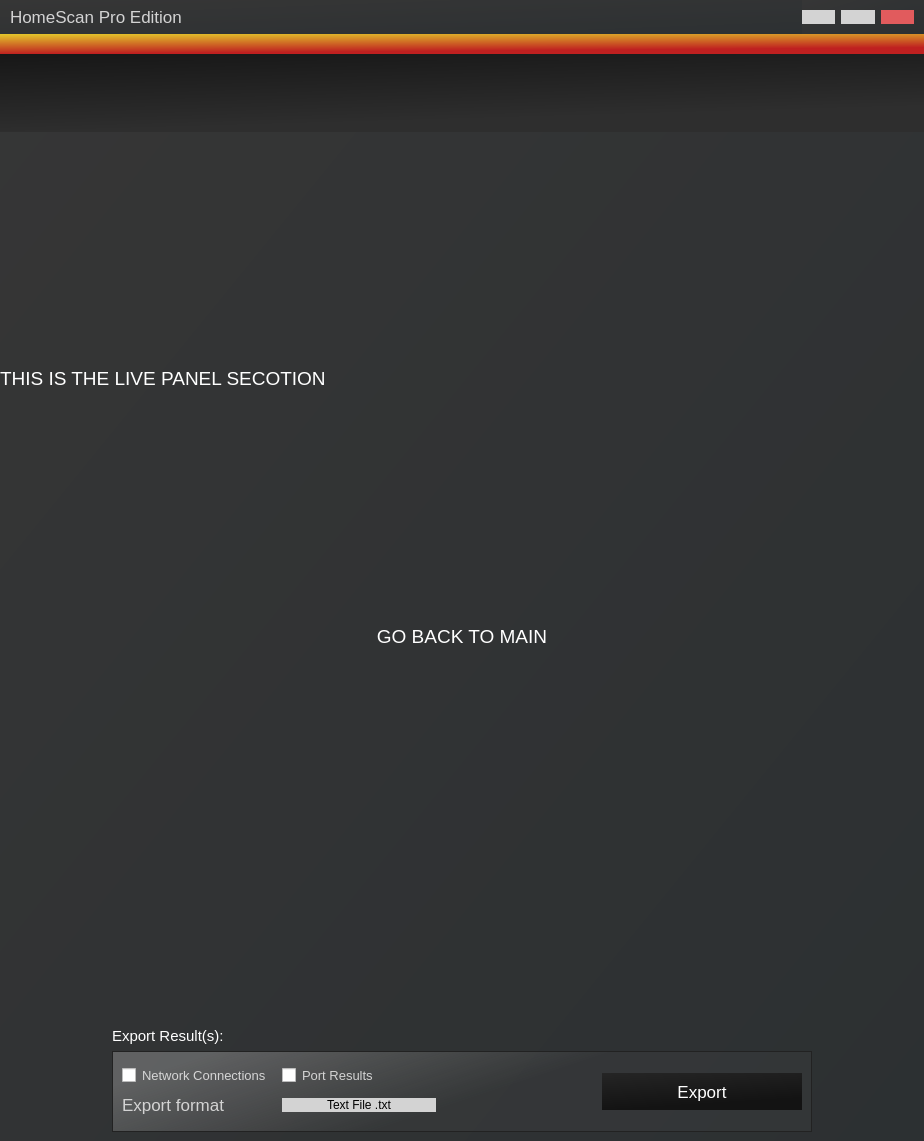
First picture: the form in router/live_panel.ui, repository hunterjreid/HomeScan, before the edit.
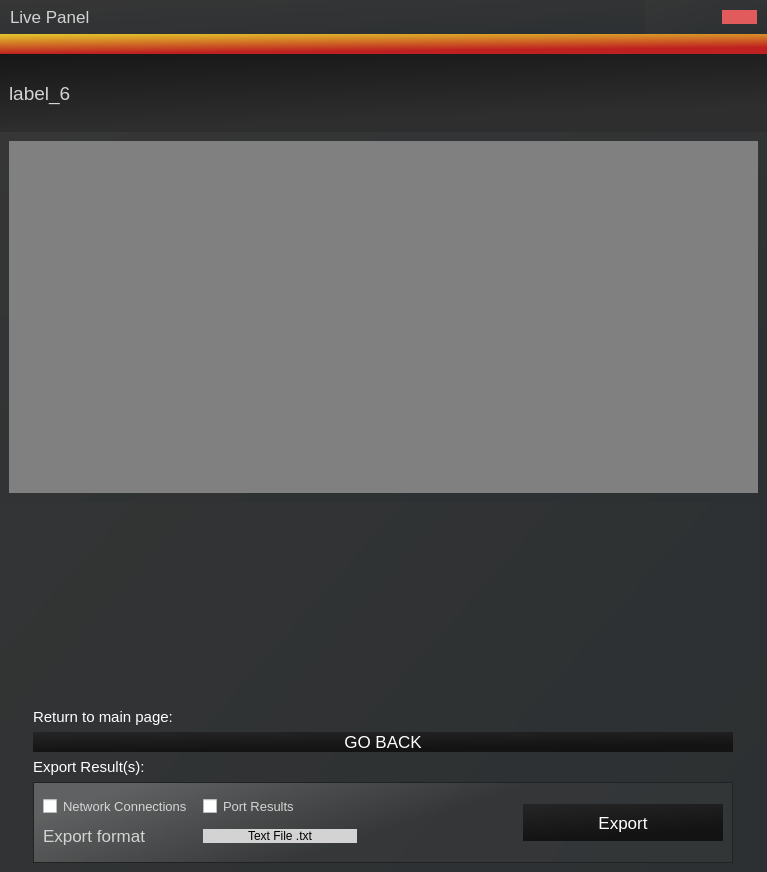
Second picture: the form after the edit. Icons and pictures are not drawn. Custom widgets are drawn as their Qt base class.

Commit message: Ports +🌠Live network scanner function working !!

Diff of the .ui file:
```diff
--- a/router/live_panel.ui
+++ b/router/live_panel.ui
@@ -6,8 +6,8 @@
    <rect>
     <x>0</x>
     <y>0</y>
-    <width>924</width>
-    <height>1141</height>
+    <width>767</width>
+    <height>872</height>
    </rect>
   </property>
   <property name="windowTitle">
@@ -112,7 +112,7 @@
 font-size:17px;</string>
               </property>
               <property name="text">
-               <string>HomeScan Pro Edition</string>
+               <string>Live Panel</string>
               </property>
              </widget>
             </item>
@@ -149,41 +149,20 @@
                <property name="bottomMargin">
                 <number>0</number>
                </property>
-               <item>
-                <widget class="QPushButton" name="min">
-                 <property name="styleSheet">
-                  <string notr="true">background-color: lightgray;
-border: none;
-top:0;border-radius: 0;
-width:30px;</string>
-                 </property>
-                 <property name="text">
-                  <string/>
-                 </property>
-                 <property name="icon">
-                  <iconset>
-                   <normaloff>assets/minus.svg</normaloff>assets/minus.svg</iconset>
-                 </property>
-                </widget>
-               </item>
-               <item>
-                <widget class="QPushButton" name="full">
-                 <property name="styleSheet">
-                  <string notr="true">background-color: lightgray;
-border: none;
-top:0;border-radius: 0;</string>
-                 </property>
-                 <property name="text">
-                  <string/>
-                 </property>
-                 <property name="icon">
-                  <iconset>
-                   <normaloff>assets/square.svg</normaloff>assets/square.svg</iconset>
-                 </property>
-                </widget>
-               </item>
-               <item>
+               <item alignment="Qt::AlignRight">
                 <widget class="QPushButton" name="exit">
+                 <property name="minimumSize">
+                  <size>
+                   <width>35</width>
+                   <height>0</height>
+                  </size>
+                 </property>
+                 <property name="maximumSize">
+                  <size>
+                   <width>50</width>
+                   <height>16777215</height>
+                  </size>
+                 </property>
                  <property name="styleSheet">
                   <string notr="true">background-color: #e15b5d;
 border: none;
@@ -244,6 +223,18 @@
           <enum>QFrame::Raised</enum>
          </property>
          <layout class="QHBoxLayout" name="horizontalLayout_4">
+          <item>
+           <widget class="QLabel" name="label_6">
+            <property name="styleSheet">
+             <string notr="true">border:none;background: none;
+color:lightgray;
+font-size:19px;</string>
+            </property>
+            <property name="text">
+             <string>label_6</string>
+            </property>
+           </widget>
+          </item>
           <item>
            <widget class="QLabel" name="label_2">
             <property name="maximumSize">
@@ -290,33 +281,22 @@
         </widget>
        </item>
        <item>
-        <widget class="QLabel" name="label_7">
-         <property name="styleSheet">
-          <string notr="true">color: white;
-border: 20px;
-top:0;
-border: none;
-background: none;
-font-size: 19px;</string>
+        <widget class="QFrame" name="frame">
+         <property name="frameShape">
+          <enum>QFrame::StyledPanel</enum>
          </property>
-         <property name="text">
-          <string>THIS IS THE LIVE PANEL SECOTION</string>
+         <property name="frameShadow">
+          <enum>QFrame::Raised</enum>
          </property>
-        </widget>
-       </item>
-       <item>
-        <widget class="QPushButton" name="pushButton_14">
-         <property name="styleSheet">
-          <string notr="true">color: white;
-border: 20px;
-top:0;
-border: none;
-background: none;
-font-size: 19px;</string>
-         </property>
-         <property name="text">
-          <string>GO BACK TO MAIN</string>
-         </property>
+         <layout class="QHBoxLayout" name="horizontalLayout_5">
+          <item>
+           <widget class="PlotWidget" name="graphicsView" native="true">
+            <property name="styleSheet">
+             <string notr="true">background: grey;</string>
+            </property>
+           </widget>
+          </item>
+         </layout>
         </widget>
        </item>
        <item alignment="Qt::AlignBottom">
@@ -369,6 +349,42 @@
              <property name="bottomMargin">
               <number>0</number>
              </property>
+             <item>
+              <widget class="QLabel" name="label_4">
+               <property name="styleSheet">
+                <string notr="true">color:white;
+font-size:15px;
+background:none;
+border:none;</string>
+               </property>
+               <property name="text">
+                <string>Return to main page:</string>
+               </property>
+              </widget>
+             </item>
+             <item>
+              <widget class="QPushButton" name="pushButton_14">
+               <property name="styleSheet">
+                <string notr="true">background-color:qlineargradient(spread:pad, x1:0, y1:0, x2:0.306, y2:0.909091, stop:0 rgba(37, 37, 37, 255), stop:1 rgba(19, 19, 19, 255));
+color:rgb(255, 255, 255);
+font-size:17px;
+border:none;</string>
+               </property>
+               <property name="text">
+                <string>GO BACK</string>
+               </property>
+               <property name="icon">
+                <iconset>
+                 <normaloff>../../../1174481.png</normaloff>../../../1174481.png</iconset>
+               </property>
+               <property name="iconSize">
+                <size>
+                 <width>26</width>
+                 <height>26</height>
+                </size>
+               </property>
+              </widget>
+             </item>
              <item>
               <widget class="QLabel" name="label_5">
                <property name="styleSheet">
@@ -544,6 +560,14 @@
    </layout>
   </widget>
  </widget>
+ <customwidgets>
+  <customwidget>
+   <class>PlotWidget</class>
+   <extends>QWidget</extends>
+   <header>pyqtgraph</header>
+   <container>1</container>
+  </customwidget>
+ </customwidgets>
  <resources/>
  <connections/>
 </ui>
```
Left out of the diff: 2 changed lines with no effect on the pictures. The commit also changes 6 other files.
